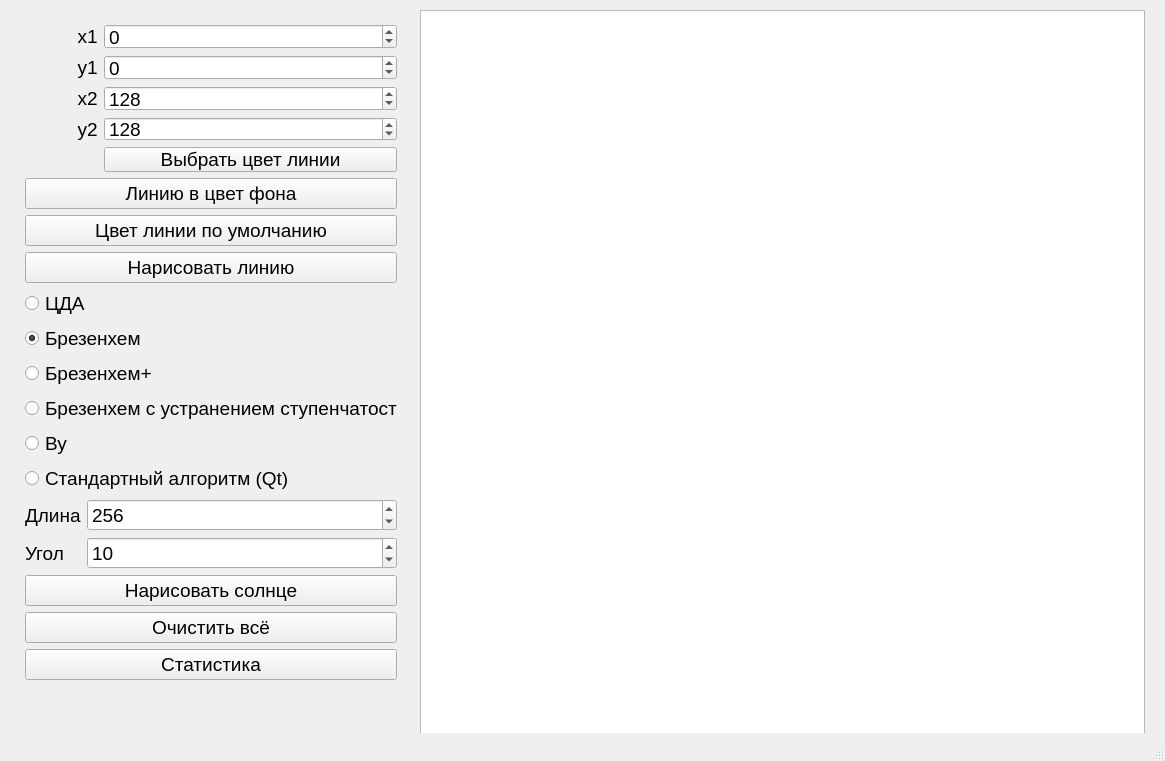
First picture: the form in lab03/mainwindow.ui, repository kalashkovpaul/bmstu-cg, before the edit.
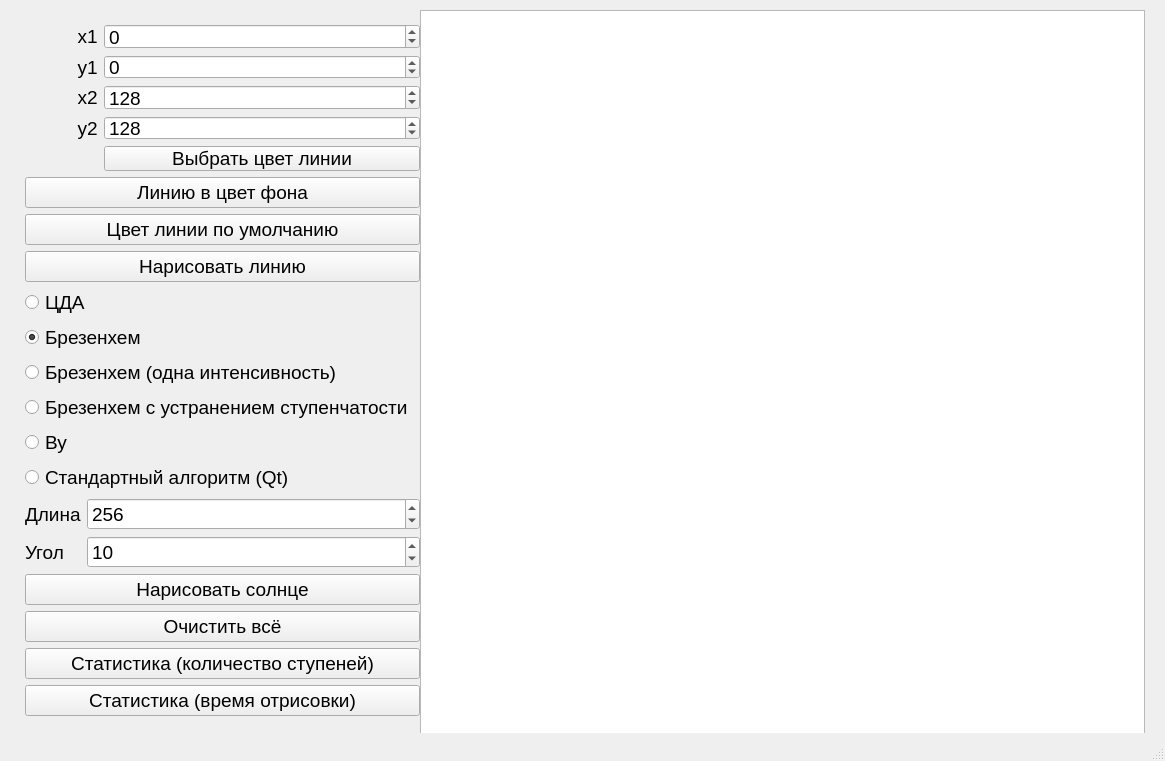
Second picture: the form after the edit.

What changed in the file:
```diff
--- a/lab03/mainwindow.ui
+++ b/lab03/mainwindow.ui
@@ -24,8 +24,8 @@
      <rect>
       <x>14</x>
       <y>13</y>
-      <width>394</width>
-      <height>678</height>
+      <width>417</width>
+      <height>714</height>
      </rect>
     </property>
     <layout class="QVBoxLayout" name="verticalLayout">
@@ -171,7 +171,7 @@
      <item>
       <widget class="QRadioButton" name="bresenhamIntegerRadioButton">
        <property name="text">
-        <string>Брезенхем+</string>
+        <string>Брезенхем (одна интенсивность)</string>
        </property>
       </widget>
      </item>
@@ -254,10 +254,17 @@
        </property>
       </widget>
      </item>
+     <item>
+      <widget class="QPushButton" name="statisticsLadderPushButton">
+       <property name="text">
+        <string>Статистика (количество ступеней)</string>
+       </property>
+      </widget>
+     </item>
      <item>
       <widget class="QPushButton" name="statisticsPushButton">
        <property name="text">
-        <string>Статистика</string>
+        <string>Статистика (время отрисовки)</string>
        </property>
       </widget>
      </item>
```
Left out of the diff: 2 changed lines with no effect on the pictures.
